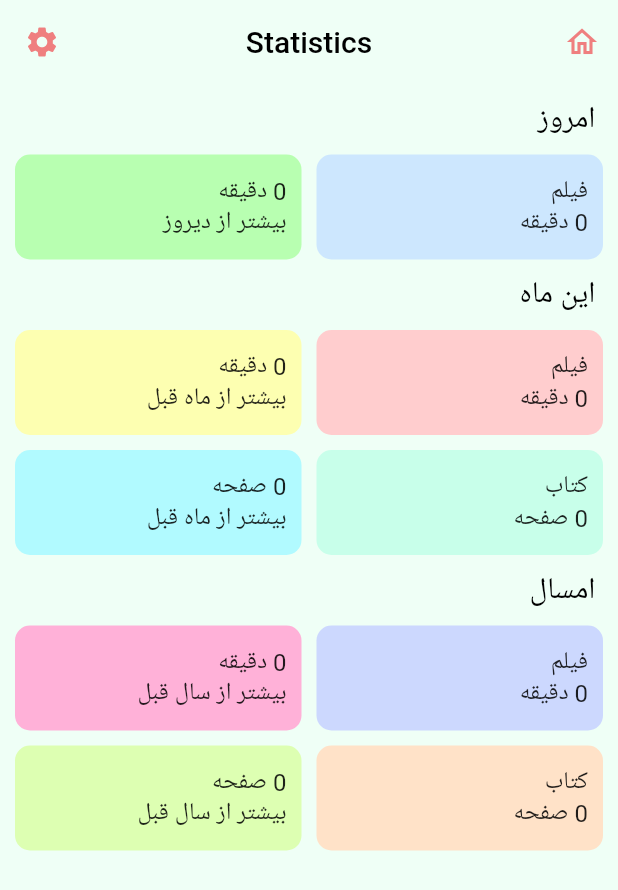
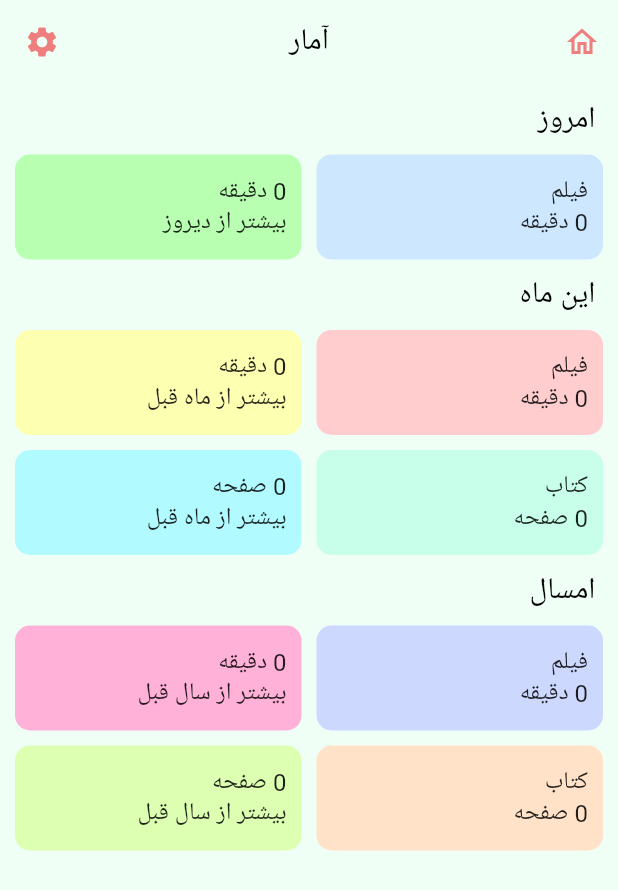
Before and after one commit to TiimmyFTurner/book_and_movie_tracker, a Flutter app: the Statistics screen opened directly, on a phone screen of 412 x 824 dp. Shown: the top 890 px of the screen. Run offline on Flutter 3.47's test engine with Material 2 defaults, Android fonts, the phone set to English and light mode, and no system bars; our stand-ins replace shamsi_date, shared_preferences, shimmer, sqflite; accounts and stored records are empty; Roboto replaces fonts that are missing (Koodak).

Commit message:
fix app name and statistics title

```diff
--- a/lib/view/statistics.dart
+++ b/lib/view/statistics.dart
@@ -293,7 +293,7 @@ class _StatisticsState extends State<Statistics> {
     return Scaffold(
       appBar: AppBar(
         title: Text(
-          "Statistics",
+          "آمار",
           style: TextStyle(color: Colors.black),
         ),
         centerTitle: true,
```
Also changed, not shown: 1 other file.
